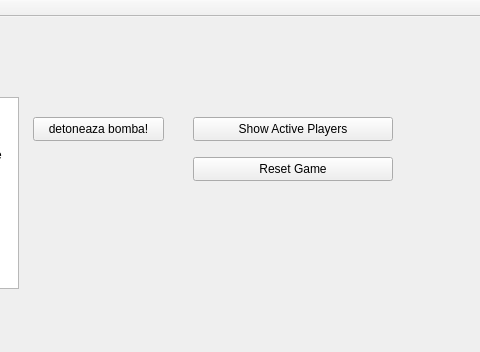
Before: the Qt Designer form ProiectMC/Client/include/MainWindow.ui in Aleee2601/ProjectMCpp, drawn with Qt 5; both pictures show x 257 to 737 and y 0 to 352 of the 737 by 564 pixel window.
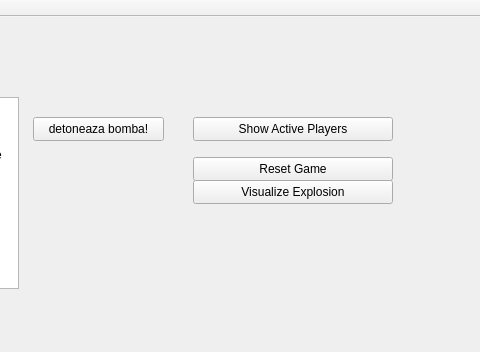
After: the same form once the commit is applied.

Commit message: Add explosion visualization to UI

What changed in the file:
```diff
--- a/ProiectMC/Client/include/MainWindow.ui
+++ b/ProiectMC/Client/include/MainWindow.ui
@@ -122,6 +122,21 @@
 			</attribute>
 		</widget>
 
+		<widget class="QPushButton" name="visualizeExplosionButton">
+			<property name="geometry">
+				<rect>
+					<x>450</x>
+					<y>180</y>
+					<width>200</width>
+					<height>24</height>
+				</rect>
+			</property>
+			<property name="text">
+				<string>Visualize Explosion</string>
+			</property>
+		</widget>
+
+
 		<widget class="QStatusBar" name="statusBar"/>
 	</widget>
 	<layoutdefault spacing="6" margin="11"/>
```
The commit also changes 2 other files.
